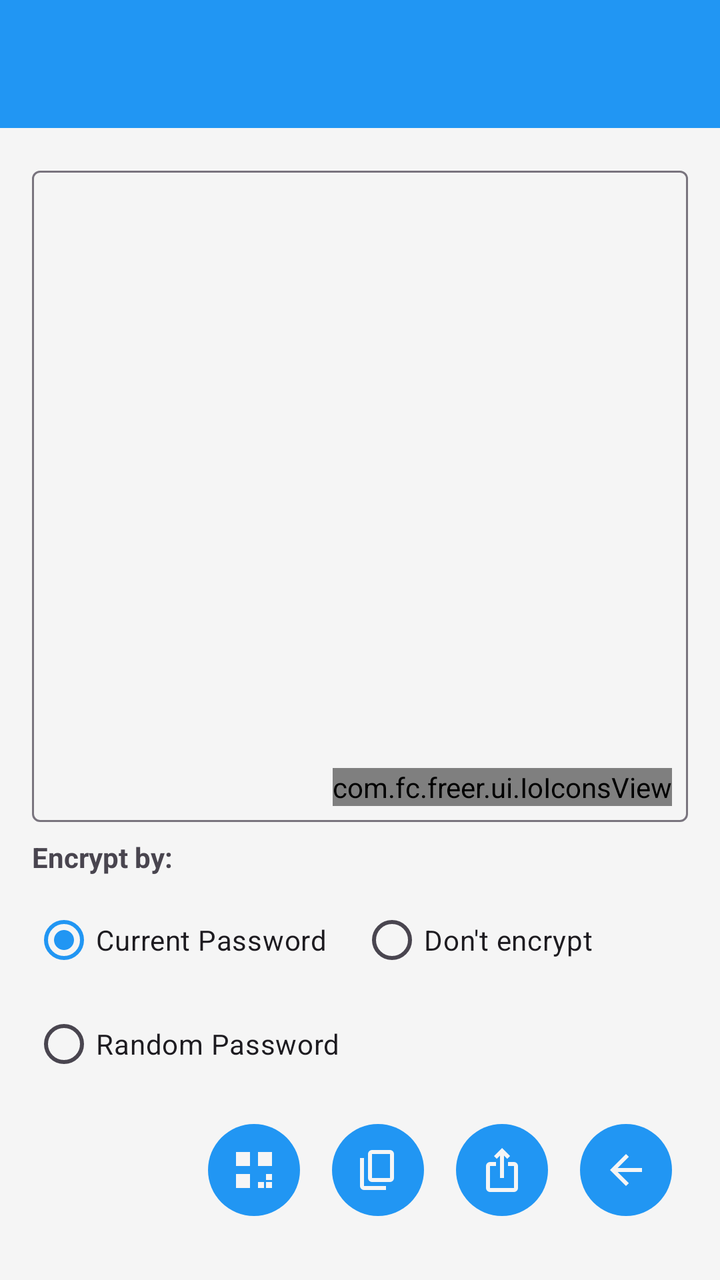
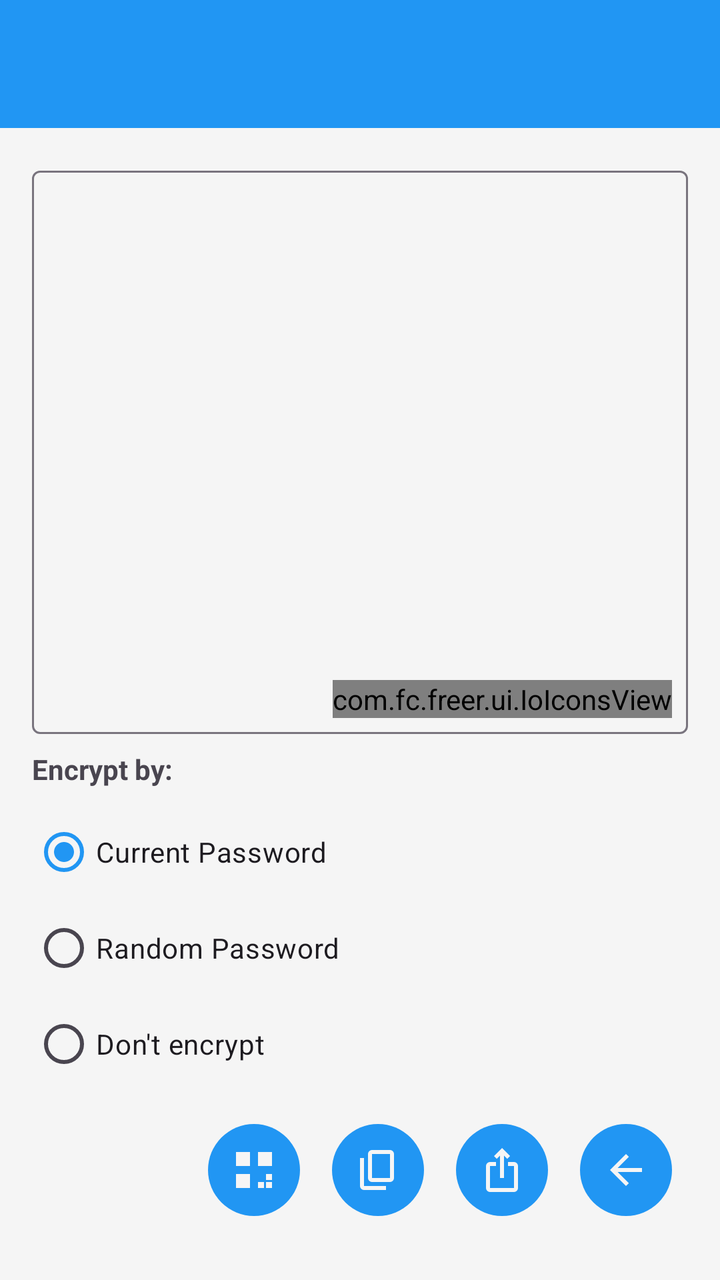

Two renders of the same Android screen: before a commit and after it. Below are the layout's source before the change and the commit's diff.
<!-- AndroidManifest.xml: application theme Theme.Freer -->
<!-- res/layout/activity_export_secret.xml -->
<?xml version="1.0" encoding="utf-8"?>
<LinearLayout xmlns:android="http://schemas.android.com/apk/res/android"
    android:layout_width="match_parent"
    android:layout_height="match_parent"
    android:orientation="vertical"
    android:background="@color/main_background">

    <include layout="@layout/common_toolbar" />

    <LinearLayout
        android:layout_width="match_parent"
        android:layout_height="match_parent"
        android:orientation="vertical"
        android:padding="16dp">

        
        <include
            android:id="@+id/resultView"
            layout="@layout/layout_text_box_with_make_qr"
            android:layout_width="match_parent"
            android:layout_height="0dp"
            android:layout_weight="1"
            />
        <TextView
            android:layout_width="wrap_content"
            android:layout_height="wrap_content"
            android:text="@string/encrypt_by"
            android:textStyle="bold"
            android:layout_marginTop="8dp"
            android:layout_marginBottom="8dp"/>

        <RadioGroup
            android:id="@+id/encrypt_by_group"
            android:layout_width="match_parent"
            android:layout_height="wrap_content"
            android:orientation="vertical">

            
            <LinearLayout
                android:layout_width="match_parent"
                android:layout_height="wrap_content"
                android:orientation="horizontal">

                <RadioButton
                    android:id="@+id/encrypt_current_password"
                    android:layout_width="0dp"
                    android:layout_height="wrap_content"
                    android:layout_weight="1"
                    android:checked="true"
                    android:text="@string/current_password"/>

                <RadioButton
                    android:id="@+id/encrypt_none"
                    android:layout_width="0dp"
                    android:layout_height="wrap_content"
                    android:layout_weight="1"
                    android:text="@string/don_t_encrypt"/>
            </LinearLayout>

            
            <RadioButton
                android:id="@+id/encrypt_random_password"
                android:layout_width="wrap_content"
                android:layout_height="wrap_content"
                android:text="@string/random_password"
                android:layout_marginTop="4dp"/>
        </RadioGroup>

        
        <LinearLayout
            style="?android:attr/buttonBarStyle"
            android:layout_width="match_parent"
            android:layout_height="wrap_content"
            android:orientation="horizontal"
            android:layout_marginTop="8dp"
            android:layout_marginBottom="8dp"
            android:gravity="end">

            <ImageButton
                android:id="@+id/make_qr_button"
                style="@style/ImageButtonStyle"
                android:src="@drawable/ic_make_qr"
                android:contentDescription="@string/make_qr" />

            <ImageButton
                android:id="@+id/copy_button"
                style="@style/ImageButtonStyle"
                android:src="@drawable/ic_copy"
                android:contentDescription="@string/copy" />

            <ImageButton
                android:id="@+id/export_button"
                style="@style/ImageButtonStyle"
                android:src="@drawable/ic_export"
                android:contentDescription="@string/export" />

            <ImageButton
                android:id="@+id/back_button"
                style="@style/ImageButtonStyle"
                android:src="@drawable/ic_back"
                android:contentDescription="@string/back" />
        </LinearLayout>
    </LinearLayout>
</LinearLayout>
<!-- res/layout/common_toolbar.xml (included above) -->
<?xml version="1.0" encoding="utf-8"?>
<androidx.appcompat.widget.Toolbar xmlns:android="http://schemas.android.com/apk/res/android"
    xmlns:app="http://schemas.android.com/apk/res-auto"
    android:id="@+id/toolbar"
    android:layout_width="match_parent"
    android:layout_height="?attr/actionBarSize"
    android:background="@color/accent"
    android:theme="@style/ThemeOverlay.Freer.Toolbar">

    <LinearLayout
        android:id="@+id/toolbar_fid_container"
        android:layout_width="wrap_content"
        android:layout_height="match_parent"
        android:layout_gravity="end"
        android:orientation="horizontal"
        android:gravity="end|center_vertical"
        android:visibility="gone"
        android:clickable="true"
        android:focusable="true"
        android:paddingStart="8dp"
        android:paddingEnd="16dp"
        android:background="?android:attr/selectableItemBackground">

        <TextView
            android:id="@+id/toolbar_fid_text"
            android:layout_width="130dp"
            android:layout_height="wrap_content"
            android:textColor="@color/main_background"
            android:paddingStart="8dp"
            android:paddingEnd="4dp"
            android:textSize="14sp"
            android:maxLines="1"
            android:gravity="end"
            android:ellipsize="middle" />

        <ImageView
            android:id="@+id/toolbar_avatar"
            android:layout_width="42dp"
            android:layout_height="42dp"
            android:background="@color/accent"
            android:scaleType="centerCrop"
            android:contentDescription="@string/avatar" />

    </LinearLayout>

</androidx.appcompat.widget.Toolbar>
<!-- res/layout/layout_text_box_with_make_qr.xml (included above) -->
<?xml version="1.0" encoding="utf-8"?>
<FrameLayout xmlns:android="http://schemas.android.com/apk/res/android"
    xmlns:app="http://schemas.android.com/apk/res-auto"
    android:layout_width="match_parent"
    android:layout_height="match_parent">

    <com.google.android.material.textfield.TextInputLayout
        android:layout_width="match_parent"
        android:layout_height="match_parent"
        app:boxBackgroundColor="@android:color/transparent"
        style="@style/Widget.Material3.TextInputLayout.OutlinedBox">

        <com.google.android.material.textfield.TextInputEditText
            android:id="@+id/textBoxWithMakeQrLayout"
            android:layout_width="match_parent"
            android:layout_height="match_parent"
            android:gravity="top"
            android:inputType="textMultiLine"
            android:focusable="true"
            android:focusableInTouchMode="true"
            android:textIsSelectable="true"
            android:editable="false" />
    </com.google.android.material.textfield.TextInputLayout>

    <com.fc.freer.ui.IoIconsView
        android:id="@+id/makeQrIcon"
        android:layout_width="wrap_content"
        android:layout_height="wrap_content"
        android:layout_gravity="bottom|end"
        android:layout_margin="8dp" />
</FrameLayout>
<!-- resources referenced by this layout -->
<resources>
  <color name="accent">#2196F3</color>
  <color name="main_background">#F5F5F5</color>
  <!-- drawable ic_back (drawable) -->
  <vector xmlns:android="http://schemas.android.com/apk/res/android"
      android:width="24dp"
      android:height="24dp"
      android:viewportWidth="960"
      android:viewportHeight="960">
    <path
        android:pathData="m313,520 l224,224 -57,56 -320,-320 320,-320 57,56 -224,224h487v80L313,520Z"
        android:fillColor="@color/main_background"/>
  </vector>
  <!-- drawable ic_copy (drawable) -->
  <vector xmlns:android="http://schemas.android.com/apk/res/android"
      android:width="24dp"
      android:height="24dp"
      android:viewportWidth="960"
      android:viewportHeight="960">
    <path
        android:pathData="M360,720q-33,0 -56.5,-23.5T280,640v-480q0,-33 23.5,-56.5T360,80h360q33,0 56.5,23.5T800,160v480q0,33 -23.5,56.5T720,720L360,720ZM360,640h360v-480L360,160v480ZM200,880q-33,0 -56.5,-23.5T120,800v-560h80v560h440v80L200,880ZM360,640v-480,480Z"
        android:fillColor="@color/accent"/>
  </vector>
  <!-- drawable ic_export (drawable) -->
  <vector xmlns:android="http://schemas.android.com/apk/res/android"
      android:width="24dp"
      android:height="24dp"
      android:viewportWidth="960"
      android:viewportHeight="960">
    <path
        android:pathData="M240,920q-33,0 -56.5,-23.5T160,840v-440q0,-33 23.5,-56.5T240,320h120v80L240,400v440h480v-440L600,400v-80h120q33,0 56.5,23.5T800,400v440q0,33 -23.5,56.5T720,920L240,920ZM440,640v-447l-64,64 -56,-57 160,-160 160,160 -56,57 -64,-64v447h-80Z"
        android:fillColor="#000000"/>
  </vector>
  <!-- drawable ic_make_qr (drawable) -->
  <?xml version="1.0" encoding="utf-8"?>
  <vector xmlns:android="http://schemas.android.com/apk/res/android"
      android:width="24dp"
      android:height="24dp"
      android:viewportWidth="24"
      android:viewportHeight="24"
      android:tint="@color/accent">
      <path
          android:fillColor="@color/text"
          android:pathData="M3,3h7v7h-7zM14,3h7v7h-7zM3,14h7v7h-7z"/>
      <path
          android:fillColor="@color/text"
          android:pathData="M18,14h3v3h-3zM14,18h3v3h-3zM18,18h3v3h-3z"/>
  </vector>
  <string name="avatar">Avatar</string>
  <string name="back">Back</string>
  <string name="copy">Copy</string>
  <string name="current_password">Current Password</string>
  <string name="don_t_encrypt">Don\'t encrypt</string>
  <string name="encrypt_by">Encrypt by:</string>
  <string name="export">Export</string>
  <string name="make_qr">Make QR</string>
  <string name="random_password">Random Password</string>
  <style name="ImageButtonStyle">
          <item name="android:layout_width">46dp</item>
          <item name="android:layout_height">46dp</item>
          <item name="android:layout_margin">8dp</item>
          <item name="android:background">@drawable/bg_round_accent</item>
          <item name="android:tint">@color/main_background</item>
          <item name="android:scaleType">centerInside</item>
          <item name="android:padding">8dp</item>
      </style>
  <style name="ThemeOverlay.Freer.Toolbar" parent="ThemeOverlay.AppCompat.ActionBar">
          <item name="android:textColorPrimary">@color/main_background</item>
          <item name="android:textColorSecondary">@color/main_background</item>
      </style>
  <style name="Theme.Freer" parent="Base.Theme.Freer" />
  <color name="text">#000000</color>
  <!-- drawable bg_round_accent (drawable) -->
  <?xml version="1.0" encoding="utf-8"?>
  <shape xmlns:android="http://schemas.android.com/apk/res/android"
      android:shape="oval">
      <solid android:color="@color/accent" />
  </shape>
  <!-- unchanged entries left out for length: 1 -->
</resources>

<!-- the commit's change to res/layout/activity_export_secret.xml (unified diff, before → after) -->
@@ -36,34 +36,24 @@
             android:orientation="vertical">
 
             
-            <LinearLayout
-                android:layout_width="match_parent"
+            <RadioButton
+                android:id="@+id/encrypt_current_password"
+                android:layout_width="wrap_content"
                 android:layout_height="wrap_content"
-                android:orientation="horizontal">
+                android:checked="true"
+                android:text="@string/current_password"/>
 
-                <RadioButton
-                    android:id="@+id/encrypt_current_password"
-                    android:layout_width="0dp"
-                    android:layout_height="wrap_content"
-                    android:layout_weight="1"
-                    android:checked="true"
-                    android:text="@string/current_password"/>
-
-                <RadioButton
-                    android:id="@+id/encrypt_none"
-                    android:layout_width="0dp"
-                    android:layout_height="wrap_content"
-                    android:layout_weight="1"
-                    android:text="@string/don_t_encrypt"/>
-            </LinearLayout>
-
-            
             <RadioButton
                 android:id="@+id/encrypt_random_password"
                 android:layout_width="wrap_content"
                 android:layout_height="wrap_content"
-                android:text="@string/random_password"
-                android:layout_marginTop="4dp"/>
+                android:text="@string/random_password"/>
+
+            <RadioButton
+                android:id="@+id/encrypt_none"
+                android:layout_width="wrap_content"
+                android:layout_height="wrap_content"
+                android:text="@string/don_t_encrypt"/>
         </RadioGroup>
 
         
